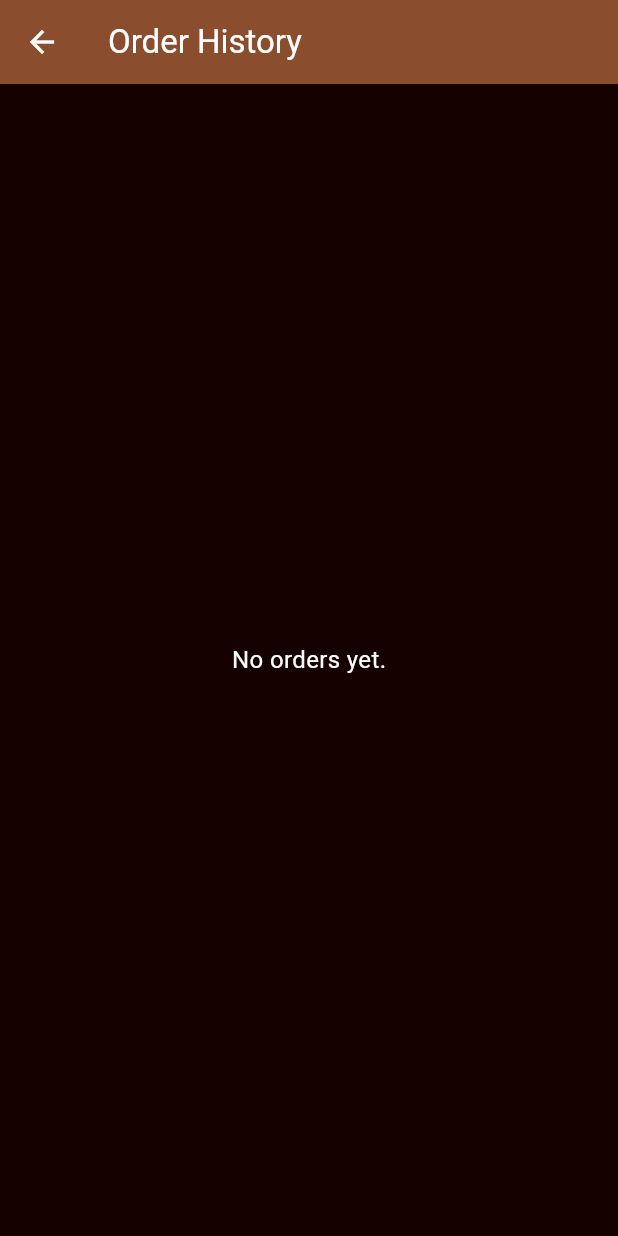
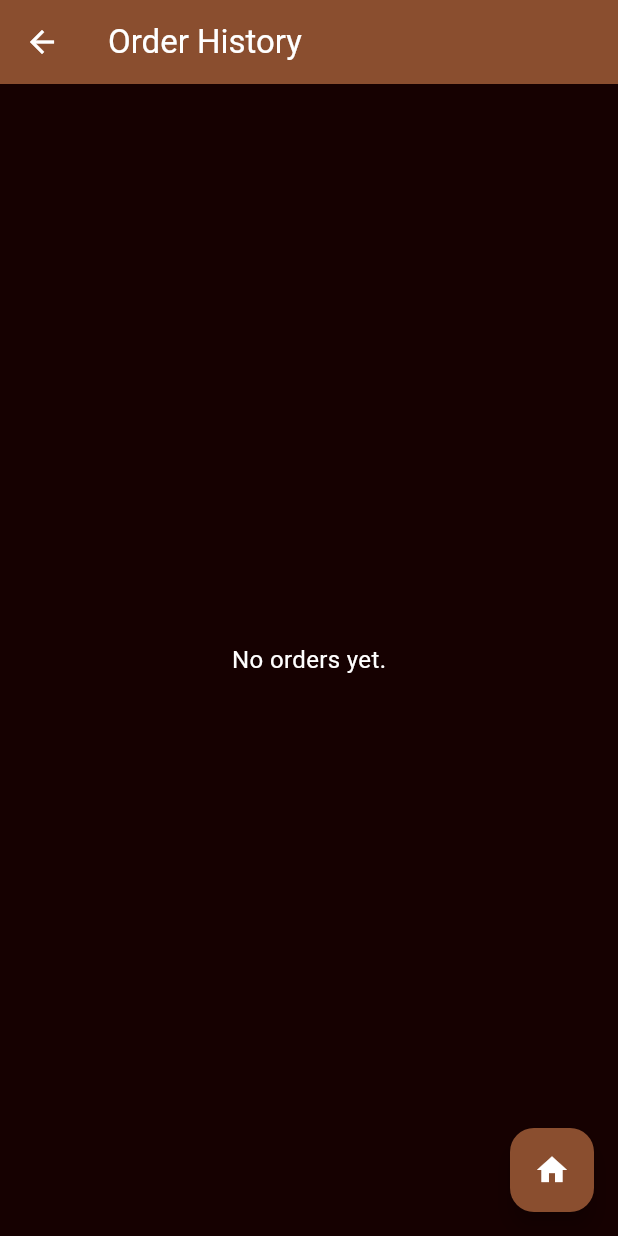
Before and after one commit to Soloctg/alim, a Flutter app: the OrderHistoryScreen screen opened by its route, on a phone screen of 412 x 824 dp. Run offline on Flutter 3.47's test engine with Material 3 defaults, Android fonts, the light colour scheme and no system bars; our stand-ins replace cloud_firestore, firebase_auth, firebase_core; accounts and stored records are empty; Roboto replaces fonts that are missing (Poppins).

Commit message:
Feat: adds floatingActionButton to OrderHistory

```diff
--- a/lib/screens/order_history_screen.dart
+++ b/lib/screens/order_history_screen.dart
@@ -14,6 +14,14 @@ class OrderHistoryScreen extends StatelessWidget {
         title: const Text('Order History'),
         backgroundColor: const Color.fromRGBO(138, 78, 47, 1),
         foregroundColor: Colors.white,
+      ),
+      //backgroundColor: const Color.fromARGB(255, 241, 241, 241),
+      floatingActionButton: FloatingActionButton(
+        onPressed: () {
+          Navigator.pushNamed(context, '/home');
+        },
+        backgroundColor: const Color.fromRGBO(138, 78, 47, 1),
+        child: const Icon(Icons.home, color: Colors.white),
       ),
       body:
           currentUser == null
```
